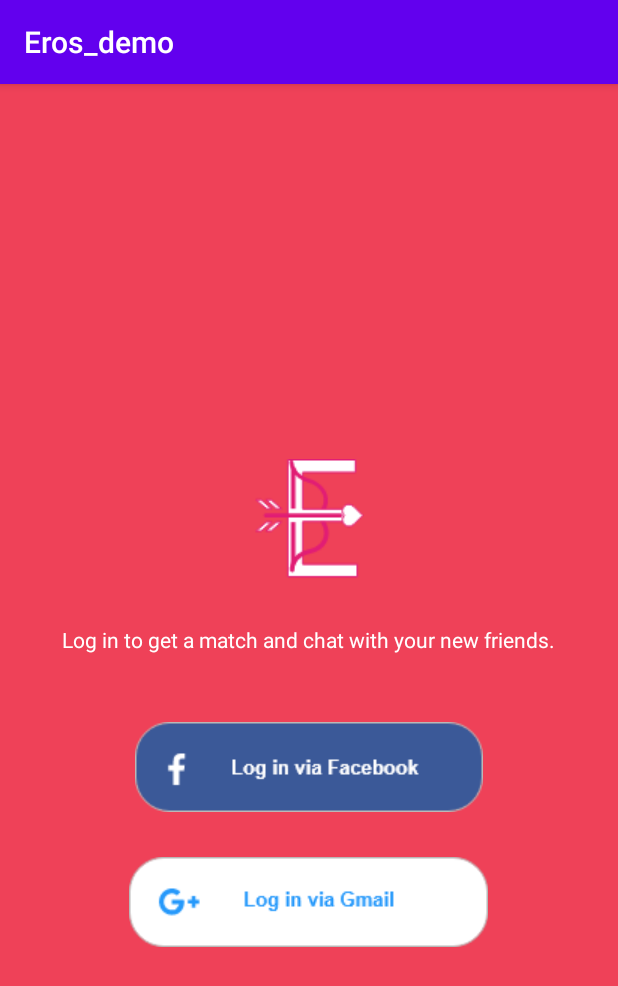
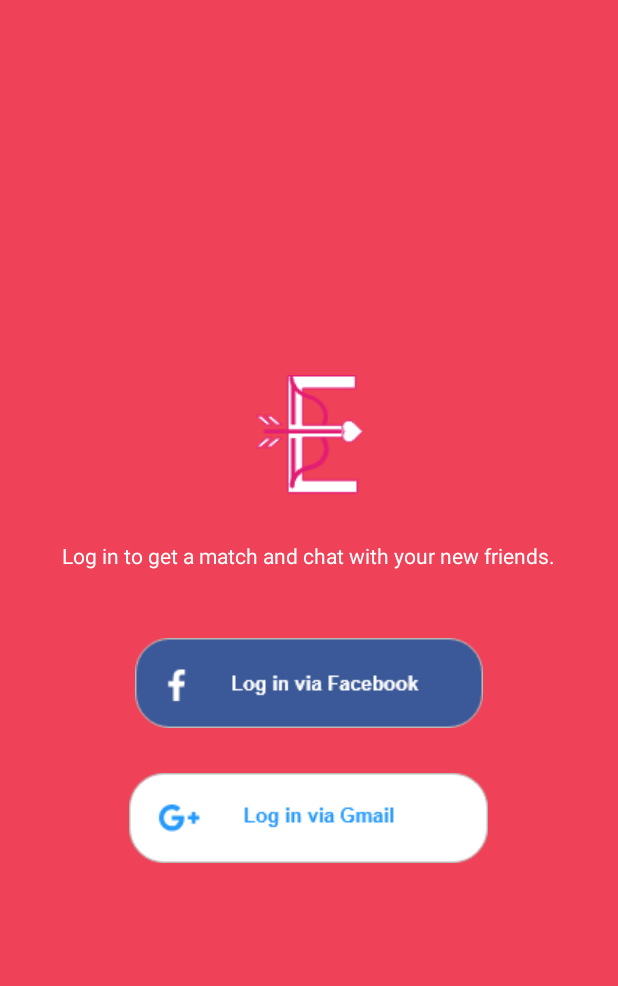
Before and after one commit to thanhdat00/Eros-app, an Android app: the Login screen opened directly, with no data from a screen before it, on a phone screen of 412 x 824 dp. Shown: the top 986 px of the screen. Run offline under Robolectric (Android 15) with nearby library versions, the phone set to English and light mode, and no system bars.

Commit message:
update Login screen

```diff
--- a/app/src/main/AndroidManifest.xml
+++ b/app/src/main/AndroidManifest.xml
@@ -14,6 +14,8 @@
         <activity android:name=".CreateProfileActivity"></activity>
         <activity android:name=".Login" />
         <activity android:name=".MainScreen.MainScreenActivity" />
+
+
 
         <meta-data
             android:name="com.facebook.sdk.ApplicationId"
--- a/app/src/main/java/com/example/eros_demo/Login.java
+++ b/app/src/main/java/com/example/eros_demo/Login.java
@@ -17,7 +17,6 @@ public class Login extends AppCompatActivity {
     }
 
     private void initComponent() {
-        facebook_login = findViewById(R.id.iv_facebook_login);
         gmail_login = findViewById(R.id.iv_gmail_login);
     }
 }
--- a/app/src/main/res/layout/activity_login.xml
+++ b/app/src/main/res/layout/activity_login.xml
@@ -26,11 +26,11 @@
         android:textColor="#FFFFFF"
         android:layout_centerHorizontal = "true"/>
 
-    <ImageView
+    <Button
         android:id="@+id/iv_facebook_login"
         android:layout_width="wrap_content"
         android:layout_height="wrap_content"
-        android:src="@drawable/facebook_login"
+        android:background="@drawable/facebook_login"
         android:layout_below="@+id/login_text"
         android:layout_centerHorizontal="true"
         android:layout_marginVertical="30dp"/>
--- a/app/src/main/res/values/styles.xml
+++ b/app/src/main/res/values/styles.xml
@@ -1,10 +1,9 @@
 <resources>
     <!-- Base application theme. -->
-    <style name="AppTheme" parent="Theme.AppCompat.Light.DarkActionBar">
+    <style name="AppTheme" parent="@style/Theme.AppCompat.Light.NoActionBar">
         <!-- Customize your theme here. -->
-        <item name="colorPrimary">@color/colorPrimary</item>
-        <item name="colorPrimaryDark">@color/colorPrimaryDark</item>
-        <item name="colorAccent">@color/colorAccent</item>
+        <item name="windowNoTitle">true</item>
+        <item name="android:windowNoTitle">true</item>
     </style>
 
 </resources>
```
Also changed, not shown: app/src/main/java/com/example/eros_demo/MainActivity.java (+36 -24 lines).
